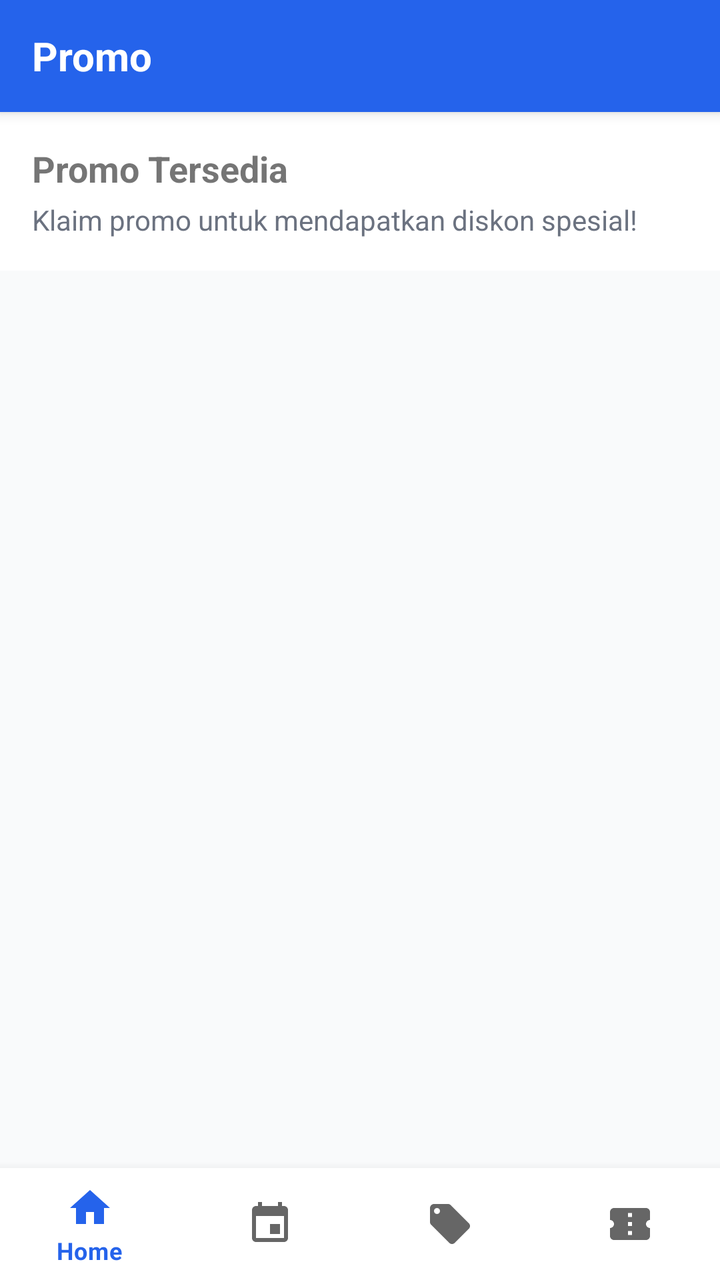
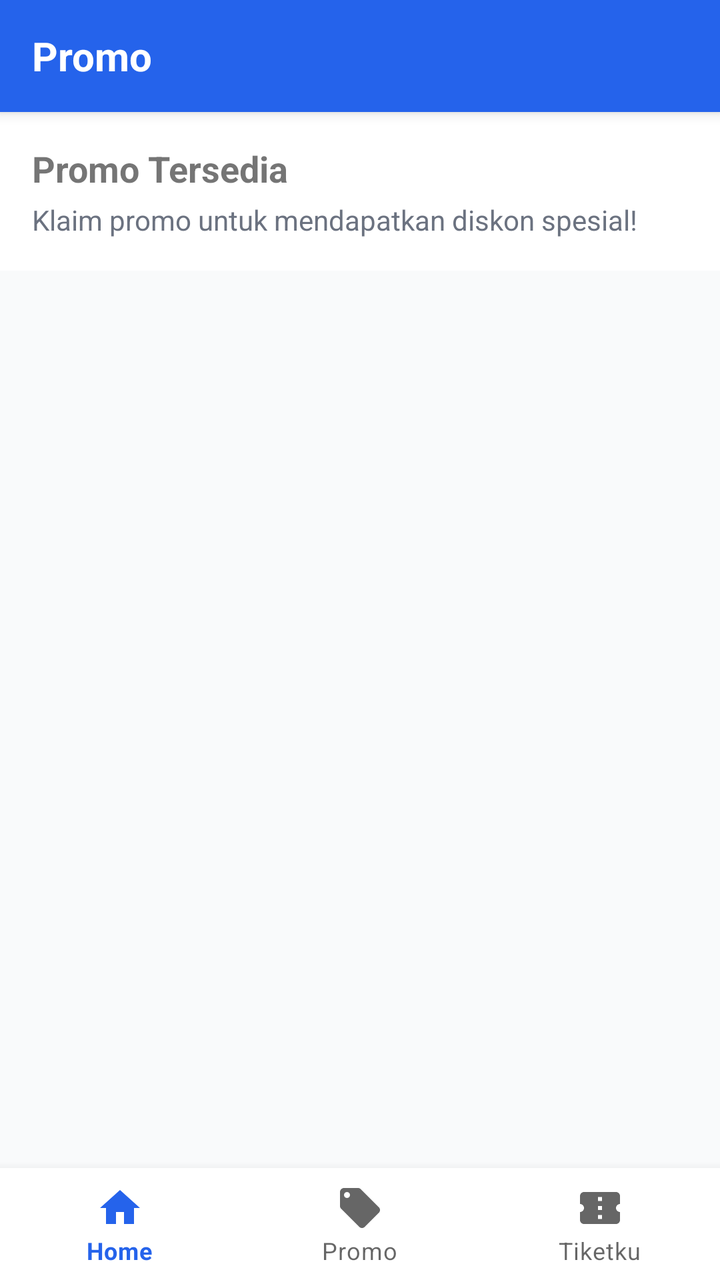

Screens rendered from an Android XML layout before and after an edit, with the pre-edit source and the edit as a unified diff.
<!-- AndroidManifest.xml: application theme Theme.AdaKonser -->
<!-- res/layout/activity_promo_list.xml -->
<?xml version="1.0" encoding="utf-8"?>
<androidx.constraintlayout.widget.ConstraintLayout
    xmlns:android="http://schemas.android.com/apk/res/android"
    xmlns:app="http://schemas.android.com/apk/res-auto"
    android:layout_width="match_parent"
    android:layout_height="match_parent"
    android:background="@color/background">

    
    <androidx.appcompat.widget.Toolbar
        android:id="@+id/toolbar"
        android:layout_width="match_parent"
        android:layout_height="?attr/actionBarSize"
        android:background="@color/primary"
        android:elevation="4dp"
        app:layout_constraintTop_toTopOf="parent">

        <TextView
            android:layout_width="wrap_content"
            android:layout_height="wrap_content"
            android:text="Promo"
            android:textColor="@android:color/white"
            android:textSize="20sp"
            android:textStyle="bold" />
    </androidx.appcompat.widget.Toolbar>

    
    <LinearLayout
        android:id="@+id/headerSection"
        android:layout_width="match_parent"
        android:layout_height="wrap_content"
        android:orientation="vertical"
        android:padding="16dp"
        android:background="@android:color/white"
        app:layout_constraintTop_toBottomOf="@id/toolbar">

        <TextView
            android:layout_width="wrap_content"
            android:layout_height="wrap_content"
            android:text="Promo Tersedia"
            android:textSize="18sp"
            android:textStyle="bold" />

        <TextView
            android:layout_width="wrap_content"
            android:layout_height="wrap_content"
            android:text="Klaim promo untuk mendapatkan diskon spesial!"
            android:textSize="14sp"
            android:textColor="#6B7280"
            android:layout_marginTop="4dp" />
    </LinearLayout>

    
    <androidx.recyclerview.widget.RecyclerView
        android:id="@+id/recyclerViewPromos"
        android:layout_width="match_parent"
        android:layout_height="0dp"
        android:padding="8dp"
        android:clipToPadding="false"
        app:layout_constraintTop_toBottomOf="@id/headerSection"
        app:layout_constraintBottom_toTopOf="@id/bottomNavigation" />

    
    <com.google.android.material.bottomnavigation.BottomNavigationView
        android:id="@+id/bottomNavigation"
        android:layout_width="match_parent"
        android:layout_height="wrap_content"
        android:background="@android:color/white"
        app:menu="@menu/bottom_nav_menu"
        app:layout_constraintBottom_toBottomOf="parent" />

</androidx.constraintlayout.widget.ConstraintLayout>
<!-- resources referenced by this layout -->
<resources>
  <color name="background">#F9FAFB</color>
  <color name="primary">#2563EB</color>
  <style name="Theme.AdaKonser" parent="Theme.MaterialComponents.DayNight.NoActionBar">
          
          <item name="colorPrimary">@color/primary</item>
          <item name="colorPrimaryVariant">@color/primary_dark</item>
          <item name="colorOnPrimary">@color/white</item>
  
          
          <item name="colorSecondary">@color/accent</item>
          <item name="colorSecondaryVariant">@color/accent_dark</item>
          <item name="colorOnSecondary">@color/white</item>
  
          
          <item name="android:statusBarColor">@color/primary_dark</item>
  
          
          <item name="android:windowBackground">@color/background</item>
          <item name="colorSurface">@color/surface</item>
  
          
          <item name="android:textColorPrimary">@color/text_primary</item>
          <item name="android:textColorSecondary">@color/text_secondary</item>
      </style>
  <color name="primary_dark">#1E40AF</color>
  <color name="white">#FFFFFF</color>
  <color name="accent">#10B981</color>
  <color name="accent_dark">#059669</color>
  <color name="surface">#FFFFFF</color>
  <color name="text_primary">#111827</color>
  <color name="text_secondary">#6B7280</color>
</resources>

<!-- the commit's change to res/layout/activity_promo_list.xml (unified diff, before → after) -->
@@ -66,7 +66,7 @@
         android:layout_width="match_parent"
         android:layout_height="wrap_content"
         android:background="@android:color/white"
-        app:menu="@menu/bottom_nav_menu"
+        app:menu="@menu/user_nav_bottom"
         app:layout_constraintBottom_toBottomOf="parent" />
 
 </androidx.constraintlayout.widget.ConstraintLayout>
